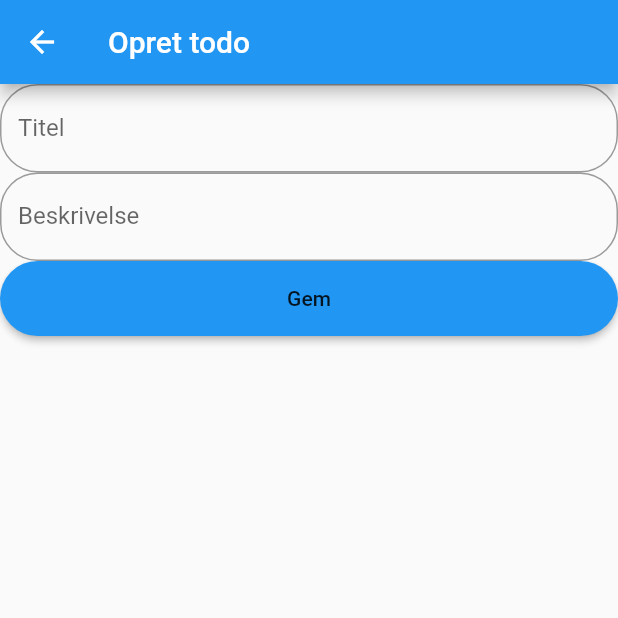
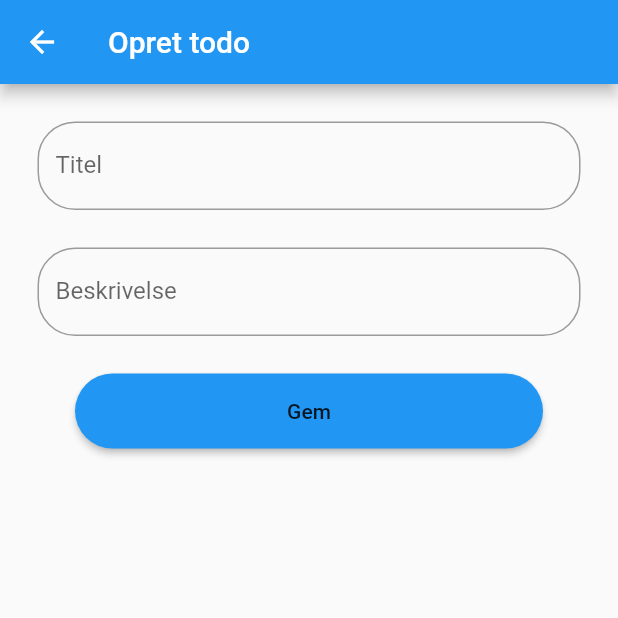
Before and after one commit to MercantecData/portfolio-crivitmms, a Flutter app: the screen it shows after launch, after a tap on the "add" icon, on a phone screen of 412 x 824 dp, the top half of it. Run offline on Flutter 3.47's test engine with Material 2 defaults, Android fonts, the phone set to English and light mode, and no system bars.

Commit message:
container til margin

```diff
--- a/app programmering/app/lib/oprettodo/oprettodo.dart
+++ b/app programmering/app/lib/oprettodo/oprettodo.dart
@@ -54,7 +54,9 @@ class _OpretTodo extends State{
         child: Column(
           children: <Widget>[
             fejlBeskedWidget(),
-            TextField(
+            Container(
+              margin: const EdgeInsets.only(top: 25, left: 25, right: 25),
+              child: TextField(
                 controller: titelControl,
                 decoration: InputDecoration(
                   labelText: 'Titel',
@@ -63,7 +65,10 @@ class _OpretTodo extends State{
                   )
                 ),
               ),
-            TextField(
+            ),
+            Container(
+              margin: const EdgeInsets.only(top: 25, left: 25, right: 25),
+              child: TextField(
                 controller: beskrivelsesControl,
                 maxLines: null,
                 keyboardType: TextInputType.multiline,
@@ -74,7 +79,10 @@ class _OpretTodo extends State{
                   )
                 ),
               ),
-            ButtonTheme(
+            ),
+            Container(
+              margin: const EdgeInsets.only(top: 25, left: 50, right: 50),
+              child: ButtonTheme(
                 minWidth: double.infinity,
                 height: 50,
                 child: RaisedButton(
@@ -84,6 +92,7 @@ class _OpretTodo extends State{
                   child: Text("Gem"),
                   onPressed: opretTodo,
                 ),
+              ),
             )
           ],
         ),
```
Lines whose indentation alone changed are shown as unchanged.
